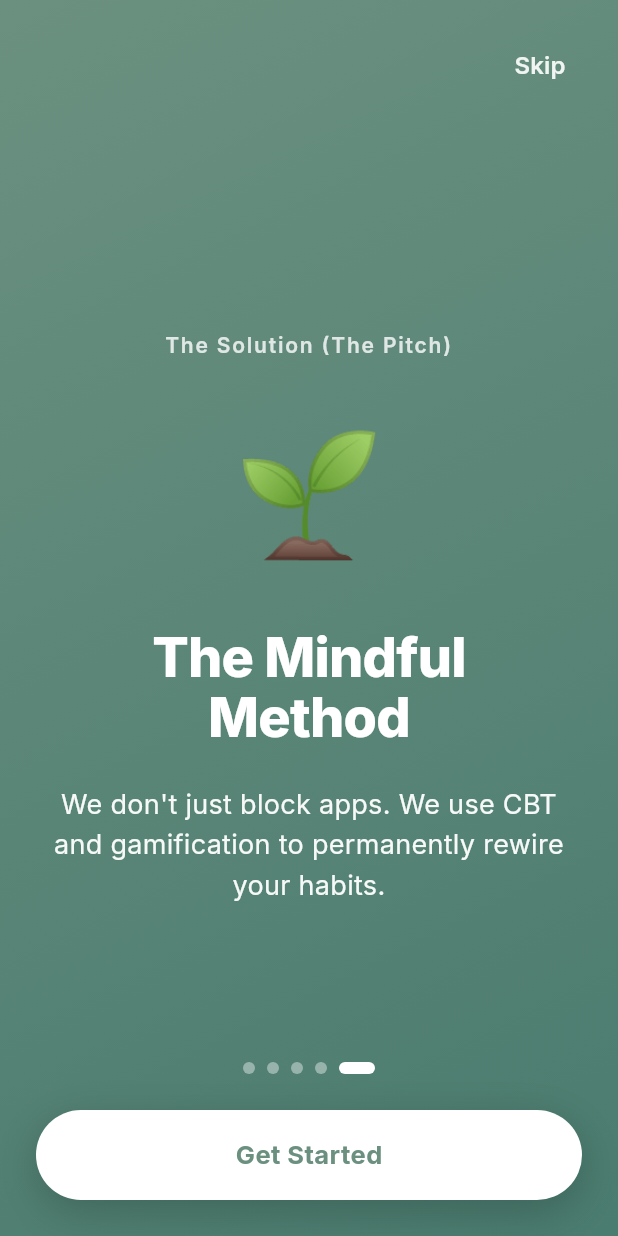
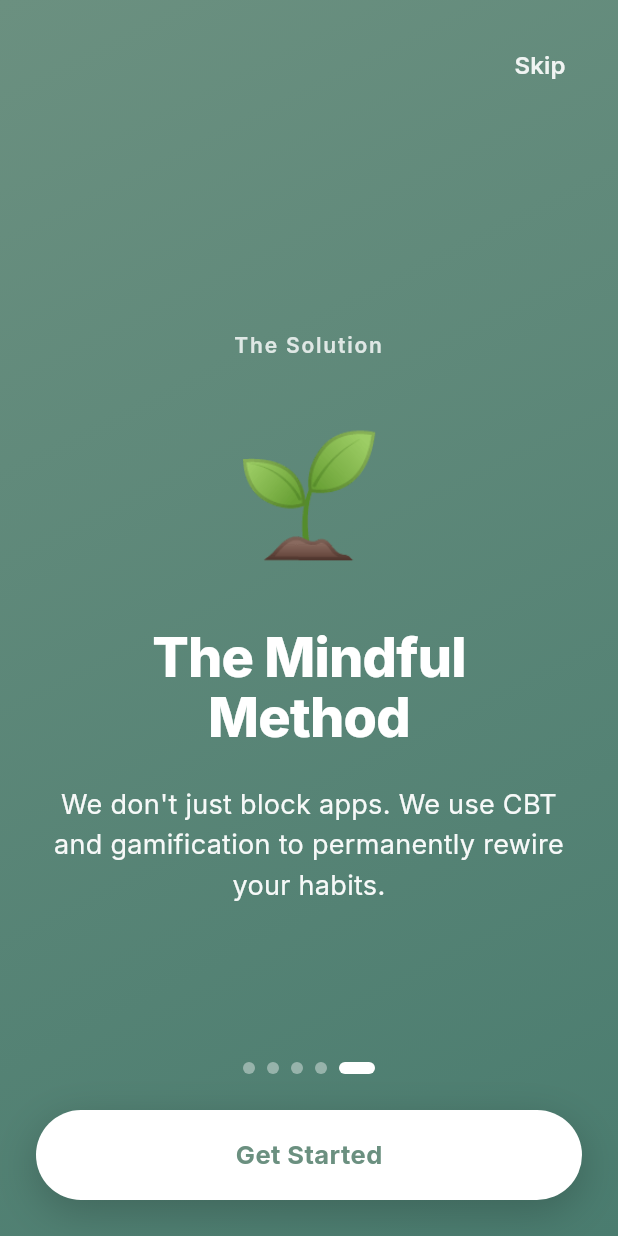
Before and after one commit to d-morales2889/doom-scrolling, a Flutter app: the EducationalCarouselScreen screen opened directly, swiped to page 5, on a phone screen of 412 x 824 dp. Run offline on Flutter 3.47's test engine with Material 3 defaults, Android fonts, the phone set to English and light mode, and no system bars; our stand-ins replace google_fonts.

Commit message:
refactor: remove parenthetical descriptors from educational carousel categories

```diff
--- a/lib/screens/onboarding_screens/educational_carousel_screen.dart
+++ b/lib/screens/onboarding_screens/educational_carousel_screen.dart
@@ -19,7 +19,7 @@ class _EducationalCarouselScreenState extends State<EducationalCarouselScreen> {
       title: 'The Dopamine Trap',
       subtitle:
           'Social apps are engineered to hijack your brain\'s reward system. It isn\'t a lack of willpower; it\'s biology.',
-      category: 'The Science (Validation)',
+      category: 'The Science',
       emoji: '🧠',
       gradient: [Color(0xFF6B9080), Color(0xFF4A7C6F)],
     ),
@@ -27,7 +27,7 @@ class _EducationalCarouselScreenState extends State<EducationalCarouselScreen> {
       title: 'Cognitive Erosion',
       subtitle:
           'Constant switching thins your prefrontal cortex, destroying your ability to focus on deep work.',
-      category: 'The Damage (Physical)',
+      category: 'The Damage',
       emoji: '⚡',
       gradient: [Color(0xFFC77D58), Color(0xFFB06847)],
     ),
@@ -35,7 +35,7 @@ class _EducationalCarouselScreenState extends State<EducationalCarouselScreen> {
       title: '"Popcorn Brain"',
       subtitle:
           'Your brain is now wired for 15-second clips, making real life feel slow, boring, and anxious.',
-      category: 'The Symptom (Mental)',
+      category: 'The Symptom',
       emoji: '🍿',
       gradient: [Color(0xFFA8AABC), Color(0xFF8E90A2)],
     ),
@@ -43,7 +43,7 @@ class _EducationalCarouselScreenState extends State<EducationalCarouselScreen> {
       title: 'Neuroplasticity',
       subtitle:
           'The good news? Your brain is resilient. You can reset your dopamine baseline.',
-      category: 'The Hope (Neuroscience)',
+      category: 'The Hope',
       emoji: '✨',
       gradient: [Color(0xFF6B9080), Color(0xFF5A8070)],
     ),
@@ -51,7 +51,7 @@ class _EducationalCarouselScreenState extends State<EducationalCarouselScreen> {
       title: 'The Mindful Method',
       subtitle:
           'We don\'t just block apps. We use CBT and gamification to permanently rewire your habits.',
-      category: 'The Solution (The Pitch)',
+      category: 'The Solution',
       emoji: '🌱',
       gradient: [Color(0xFF6B9080), Color(0xFF4A7C6F)],
     ),
```
